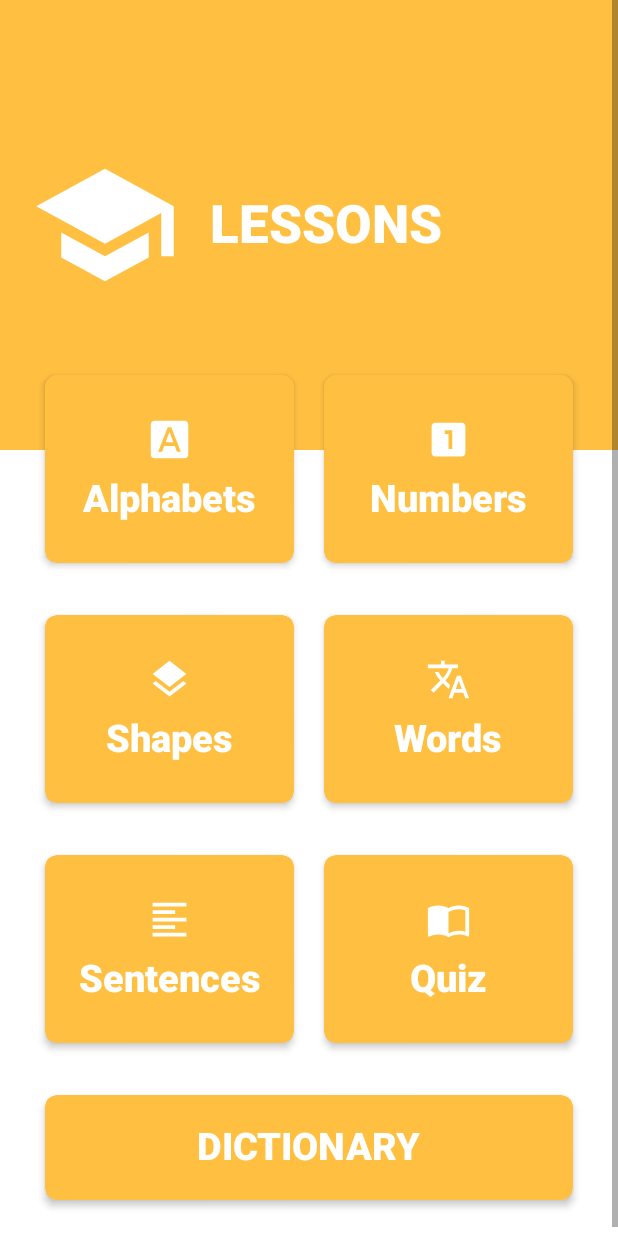
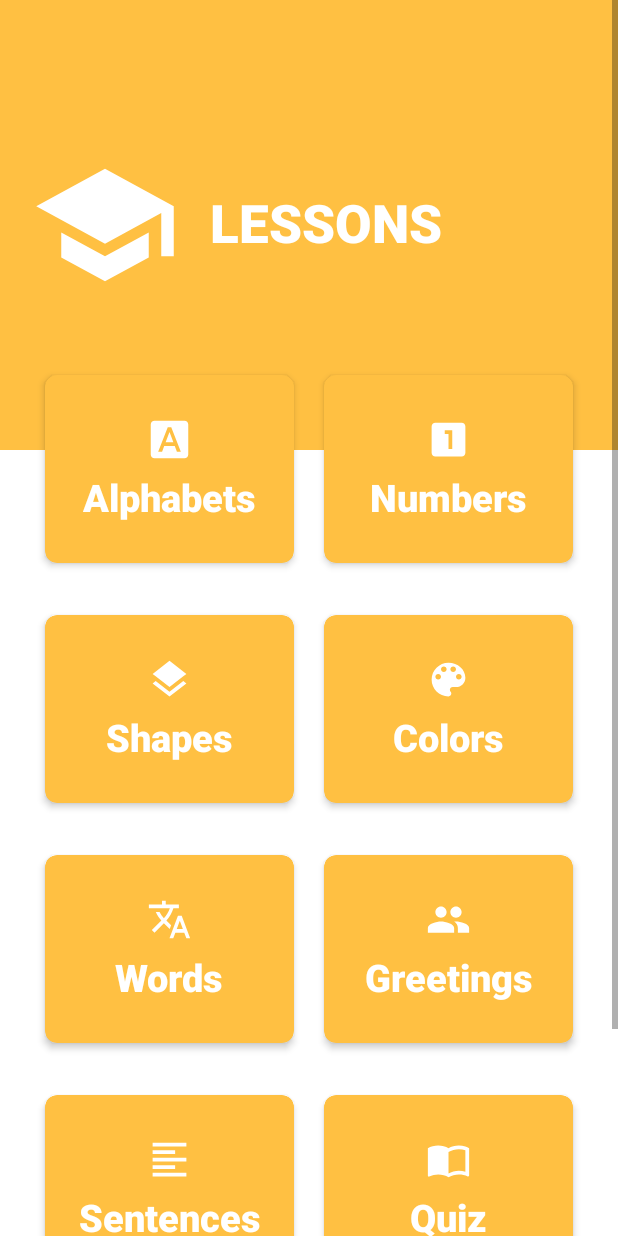
Before and after one commit to ShantanuPhatke/TalkAR, an Android app: the layout fragment_lesson.xml on its own in the app's theme, with its tools: preview values and no code run, on a phone screen of 412 x 824 dp. Run offline under Robolectric (Android 15) with nearby library versions, the phone set to English and light mode, and no system bars.

Commit message:
Added Colors and Greetings lesson to the Lesson Fragment

```diff
--- a/app/src/main/java/com/example/talkar/LessonFragment.java
+++ b/app/src/main/java/com/example/talkar/LessonFragment.java
@@ -25,7 +25,7 @@ public class LessonFragment extends Fragment {
     @Override
     public View onCreateView(@NonNull LayoutInflater inflater, @Nullable ViewGroup container, @Nullable Bundle savedInstanceState) {
 
-        CardView alphabets, numbers, shapes, words, sentences, quiz, dictionary;
+        CardView alphabets, numbers, shapes, colors, words, greetings, sentences, quiz, dictionary;
 
         View view = inflater.inflate(R.layout.fragment_lesson, container, false);
 
@@ -47,9 +47,21 @@ public class LessonFragment extends Fragment {
             startActivity(intent);
         });
 
+        colors = view.findViewById(R.id.btnColors);
+        colors.setOnClickListener(v -> {
+            Intent intent = new Intent(this.getContext(), LessonColors.class);
+            startActivity(intent);
+        });
+
         words = view.findViewById(R.id.btnWords);
         words.setOnClickListener(v -> {
             Intent intent = new Intent(this.getContext(), LessonWords.class);
+            startActivity(intent);
+        });
+
+        greetings = view.findViewById(R.id.btnGreetings);
+        greetings.setOnClickListener(v -> {
+            Intent intent = new Intent(this.getContext(), LessonGreetings.class);
             startActivity(intent);
         });
 
--- /dev/null
+++ b/app/src/main/res/drawable/ic_color_lens_black_24dp.xml
@@ -0,0 +1,9 @@
+<vector xmlns:android="http://schemas.android.com/apk/res/android"
+        android:width="24dp"
+        android:height="24dp"
+        android:viewportWidth="24.0"
+        android:viewportHeight="24.0">
+    <path
+        android:fillColor="#FF000000"
+        android:pathData="M12,3c-4.97,0 -9,4.03 -9,9s4.03,9 9,9c0.83,0 1.5,-0.67 1.5,-1.5 0,-0.39 -0.15,-0.74 -0.39,-1.01 -0.23,-0.26 -0.38,-0.61 -0.38,-0.99 0,-0.83 0.67,-1.5 1.5,-1.5L16,16c2.76,0 5,-2.24 5,-5 0,-4.42 -4.03,-8 -9,-8zM6.5,12c-0.83,0 -1.5,-0.67 -1.5,-1.5S5.67,9 6.5,9 8,9.67 8,10.5 7.33,12 6.5,12zM9.5,8C8.67,8 8,7.33 8,6.5S8.67,5 9.5,5s1.5,0.67 1.5,1.5S10.33,8 9.5,8zM14.5,8c-0.83,0 -1.5,-0.67 -1.5,-1.5S13.67,5 14.5,5s1.5,0.67 1.5,1.5S15.33,8 14.5,8zM17.5,12c-0.83,0 -1.5,-0.67 -1.5,-1.5S16.67,9 17.5,9s1.5,0.67 1.5,1.5 -0.67,1.5 -1.5,1.5z"/>
+</vector>
--- /dev/null
+++ b/app/src/main/res/drawable/ic_people_black_24dp.xml
@@ -0,0 +1,9 @@
+<vector xmlns:android="http://schemas.android.com/apk/res/android"
+        android:width="24dp"
+        android:height="24dp"
+        android:viewportWidth="24.0"
+        android:viewportHeight="24.0">
+    <path
+        android:fillColor="#FF000000"
+        android:pathData="M16,11c1.66,0 2.99,-1.34 2.99,-3S17.66,5 16,5c-1.66,0 -3,1.34 -3,3s1.34,3 3,3zM8,11c1.66,0 2.99,-1.34 2.99,-3S9.66,5 8,5C6.34,5 5,6.34 5,8s1.34,3 3,3zM8,13c-2.33,0 -7,1.17 -7,3.5L1,19h14v-2.5c0,-2.33 -4.67,-3.5 -7,-3.5zM16,13c-0.29,0 -0.62,0.02 -0.97,0.05 1.16,0.84 1.97,1.97 1.97,3.45L17,19h6v-2.5c0,-2.33 -4.67,-3.5 -7,-3.5z"/>
+</vector>
--- a/app/src/main/res/layout/fragment_lesson.xml
+++ b/app/src/main/res/layout/fragment_lesson.xml
@@ -182,6 +182,56 @@
             </com.google.android.material.card.MaterialCardView>
 
             <com.google.android.material.card.MaterialCardView
+                android:id="@+id/btnColors"
+                android:layout_width="0dp"
+                android:layout_height="125dp"
+                android:layout_weight="1"
+                android:layout_margin="10dp"
+                app:cardBackgroundColor="@color/colorPrimary"
+                app:cardElevation="3dp"
+                app:cardCornerRadius="8dp" >
+
+                <RelativeLayout
+                    android:layout_width="match_parent"
+                    android:layout_height="wrap_content"
+                    android:padding="5dp"
+                    android:layout_gravity="center">
+
+                    <ImageView
+                        android:id="@+id/color_icon"
+                        android:layout_width="30dp"
+                        android:layout_height="30dp"
+                        android:src="@drawable/ic_color_lens_black_24dp"
+                        android:tint="#fff"
+                        android:layout_centerHorizontal="true"
+                        android:layout_marginTop="10dp"
+                        android:layout_marginBottom="10dp"/>
+                    <TextView
+                        android:id="@+id/color_label"
+                        android:layout_width="wrap_content"
+                        android:layout_height="wrap_content"
+                        android:text="Colors"
+                        android:includeFontPadding="false"
+                        android:textSize="25sp"
+                        android:fontFamily="sans-serif-black"
+                        android:textColor="#fff"
+                        android:layout_centerHorizontal="true"
+                        android:layout_below="@+id/color_icon"
+                        android:layout_marginBottom="10dp"/>
+
+                </RelativeLayout>
+
+            </com.google.android.material.card.MaterialCardView>
+
+        </LinearLayout>
+
+        <LinearLayout
+            android:layout_width="match_parent"
+            android:layout_height="wrap_content"
+            android:padding="20dp"
+            android:layout_marginTop="-25dp">
+
+            <com.google.android.material.card.MaterialCardView
                 android:id="@+id/btnWords"
                 android:layout_width="0dp"
                 android:layout_height="125dp"
@@ -217,6 +267,48 @@
                         android:textColor="#fff"
                         android:layout_centerHorizontal="true"
                         android:layout_below="@+id/word_icon"
+                        android:layout_marginBottom="10dp"/>
+
+                </RelativeLayout>
+
+            </com.google.android.material.card.MaterialCardView>
+
+            <com.google.android.material.card.MaterialCardView
+                android:id="@+id/btnGreetings"
+                android:layout_width="0dp"
+                android:layout_height="125dp"
+                android:layout_weight="1"
+                android:layout_margin="10dp"
+                app:cardBackgroundColor="@color/colorPrimary"
+                app:cardElevation="3dp"
+                app:cardCornerRadius="8dp" >
+
+                <RelativeLayout
+                    android:layout_width="match_parent"
+                    android:layout_height="wrap_content"
+                    android:padding="5dp"
+                    android:layout_gravity="center">
+
+                    <ImageView
+                        android:id="@+id/greeting_icon"
+                        android:layout_width="30dp"
+                        android:layout_height="30dp"
+                        android:src="@drawable/ic_people_black_24dp"
+                        android:tint="#fff"
+                        android:layout_centerHorizontal="true"
+                        android:layout_marginTop="10dp"
+                        android:layout_marginBottom="10dp"/>
+                    <TextView
+                        android:id="@+id/greeting_label"
+                        android:layout_width="wrap_content"
+                        android:layout_height="wrap_content"
+                        android:text="Greetings"
+                        android:includeFontPadding="false"
+                        android:textSize="25sp"
+                        android:fontFamily="sans-serif-black"
+                        android:textColor="#fff"
+                        android:layout_centerHorizontal="true"
+                        android:layout_below="@+id/greeting_icon"
                         android:layout_marginBottom="10dp"/>
 
                 </RelativeLayout>
```
